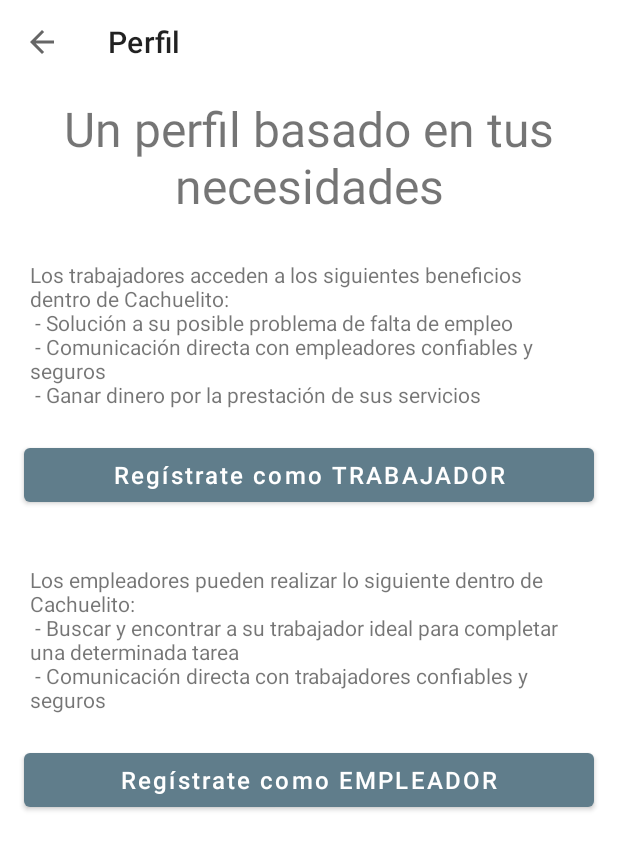
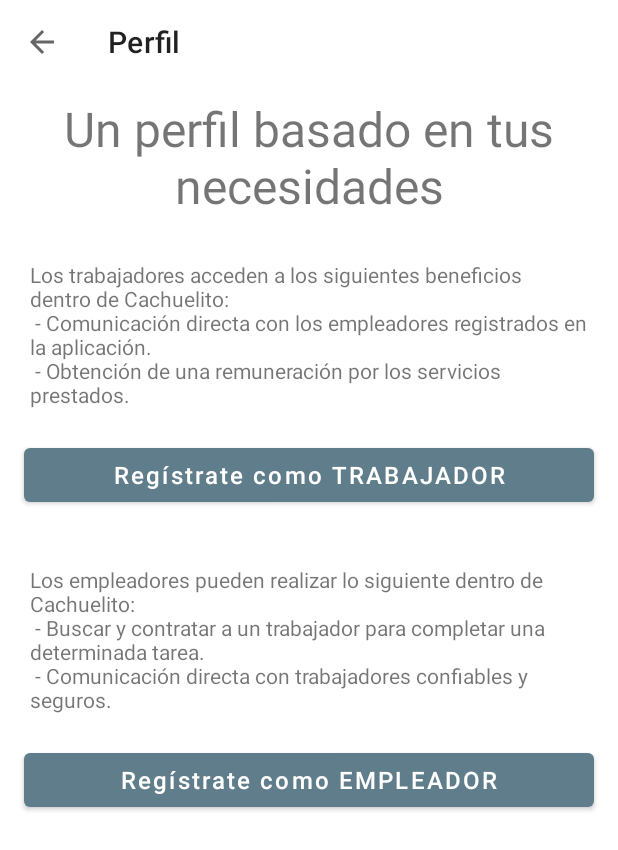
Before and after one commit to norl4m/TFin2022, an Android app: the PerfilActivity screen opened directly, with no data from a screen before it, on a phone screen of 412 x 824 dp. Shown: the top 850 px of the screen. Run offline under Robolectric (Android 15) with nearby library versions, the phone set to English and light mode, and no system bars.

```diff
--- a/app/src/main/AndroidManifest.xml
+++ b/app/src/main/AndroidManifest.xml
@@ -88,6 +88,11 @@
         android:roundIcon="@mipmap/ic_launcher_round"
         android:supportsRtl="true"
         android:theme="@style/Theme.TFinal2022">
+        <meta-data
+            android:name="com.google.firebase.ml.vision.DEPENDENCIES"
+            android:value="ocr" />
+        <!-- To use multiple models: android:value="ocr,model2,model3" -->
+
         <activity
             android:name=".ui.bienvenido.view.TrabajadoresActivityVista"
             android:exported="false"
@@ -446,6 +451,7 @@ Set color used with incoming notification messages. This is used when no color i
             android:name=".buscador.MySuggestionProvider"
             android:authorities="com.marlon.apolo.tfinal2022.buscador.MySuggestionProvider" />
 
+
     </application>
 
 </manifest>
--- a/app/src/main/java/com/marlon/apolo/tfinal2022/herramientas/FirebaseMLKitVision.java
+++ b/app/src/main/java/com/marlon/apolo/tfinal2022/herramientas/FirebaseMLKitVision.java
@@ -28,7 +28,8 @@ import com.google.mlkit.vision.common.InputImage;
 import com.google.mlkit.vision.text.Text;
 import com.google.mlkit.vision.text.TextRecognition;
 import com.google.mlkit.vision.text.TextRecognizer;
-import com.google.mlkit.vision.text.TextRecognizerOptions;
+//import com.google.mlkit.vision.text.TextRecognizerOptions;
+import com.google.mlkit.vision.text.latin.TextRecognizerOptions;
 import com.marlon.apolo.tfinal2022.interfaces.DataStatusMLKit;
 import com.marlon.apolo.tfinal2022.model.PoliceRecord;
 
@@ -157,6 +158,7 @@ public class FirebaseMLKitVision {
 
         // [START get_detector_default]
         TextRecognizer recognizer = TextRecognition.getClient(TextRecognizerOptions.DEFAULT_OPTIONS);
+//        TextRecognizer recognizer = TextRecognition.getClient();
         // [END get_detector_default]
 
         // [START run_detector]
--- a/app/src/main/java/com/marlon/apolo/tfinal2022/registro/MetodoRegActivity.java
+++ b/app/src/main/java/com/marlon/apolo/tfinal2022/registro/MetodoRegActivity.java
@@ -58,6 +58,8 @@ public class MetodoRegActivity extends AppCompatActivity implements View.OnClick
         buttonNext.setOnClickListener(this);
 
         regUsuario = getIntent().getIntExtra("usuario", -1);
+
+        Toast.makeText(getApplicationContext(), "Metodo registro", Toast.LENGTH_LONG).show();
 
         switch (regUsuario) {
             case 1:
--- a/app/src/main/res/layout/activity_perfil.xml
+++ b/app/src/main/res/layout/activity_perfil.xml
@@ -96,8 +96,8 @@
                         android:textSize="16sp" />
                 </LinearLayout>
 
+            </LinearLayout>
 
-            </LinearLayout>
 
         </ScrollView>
 
--- a/app/src/main/res/values/strings.xml
+++ b/app/src/main/res/values/strings.xml
@@ -1,4 +1,6 @@
 <?xml version="1.0" encoding="utf-8"?><!DOCTYPE resources [<!ENTITY appname "Cachuelito"><!ENTITY author "Marlon Apolo">]>
+
+<!--<!DOCTYPE resources [<!ENTITY appname "Cachuelito"><!ENTITY author "Marlon Apolo">]>-->
 <resources>
     <string name="app_name">&appname;</string>
     <string name="navigation_drawer_open">Open navigation drawer</string>
@@ -59,21 +61,21 @@
     <string name="phone">Número celular</string>
 
 
+    <string name="lorem_ipsum3"><![CDATA[Intentar hasta lograrlo]]></string>
+
     <string name="perfil_empleador">
         Los empleadores pueden realizar lo siguiente dentro de &appname;:
         \n
-        - Buscar y encontrar a su trabajador ideal para completar una determinada tarea
+        - Buscar y contratar a un trabajador para completar una determinada tarea.
         \n
-        - Comunicación directa con trabajadores confiables y seguros
+        - Comunicación directa con trabajadores confiables y seguros.
     </string>
     <string name="perfil_trabajador">
         Los trabajadores acceden a los siguientes beneficios dentro de &appname;:
         \n
-        - Solución a su posible problema de falta de empleo
+        - Comunicación directa con los empleadores registrados en la aplicación.
         \n
-        - Comunicación directa con empleadores confiables y seguros
-        \n
-        - Ganar dinero por la prestación de sus servicios
+        - Obtención de una remuneración por los servicios prestados.
     </string>
     <string name="name">Nombre</string>
     <string name="last_name">Apellido</string>
@@ -83,8 +85,7 @@
         El record policial es un requisito indispensable para registrarte en &appname;.
         \n\n
         Este documento nos permite verificar la identidad cada trabajador antes de registrarse en la aplicación.
-        \n\n
-        &appname; no almacena ninguna información relacionada con su record policial en sus servidores.
+        \n\n &appname; no almacena ninguna información relacionada con su record policial en sus servidores.
     </string>
 
     <string name="article_subtitle_politica_priv_datos">\"Estos términos y condiciones de privacidad de datos establecen los lineamientos y prácticas de protección de datos personales de la aplicación &appname;.\"</string>
@@ -422,4 +423,5 @@
         acceda a su cámara. Presiona Ajustes > Permisos > Cámara, y otrogue el premiso de Cámara</string>
     <string name="incoming_video_call_text">Videollamada entrante</string>
 
+
 </resources>
```
Also changed, not shown: app/build.gradle (+22 -1 lines), app/src/main/java/com/marlon/apolo/tfinal2022/ui/datosPersonales/view/EditarOficioHabilidad2Activity.java (+7 -3 lines).
